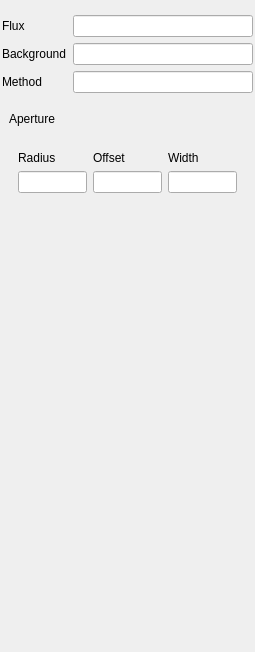
Before: the Qt Designer form startrak-ui/qt/layouts/insp_phot.ui in JotaRata/StarTrak-continued, drawn with Qt 5.
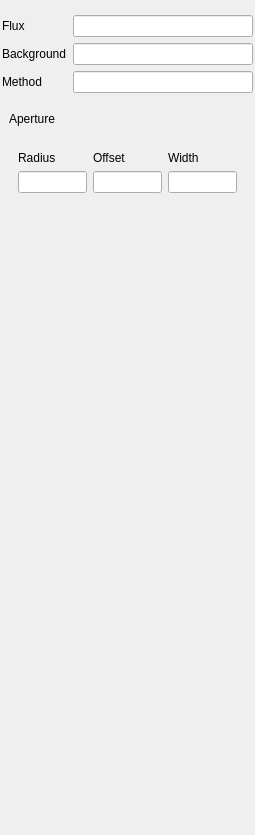
After: the same form once the commit is applied.

Commit message: Changed Stylesheet + removed hardcoded styles from widgets

Patch:
```diff
--- a/startrak-ui/qt/layouts/insp_phot.ui
+++ b/startrak-ui/qt/layouts/insp_phot.ui
@@ -7,7 +7,7 @@
     <x>0</x>
     <y>0</y>
     <width>255</width>
-    <height>652</height>
+    <height>835</height>
    </rect>
   </property>
   <property name="windowTitle">
```
The commit also changes 2 other files.
